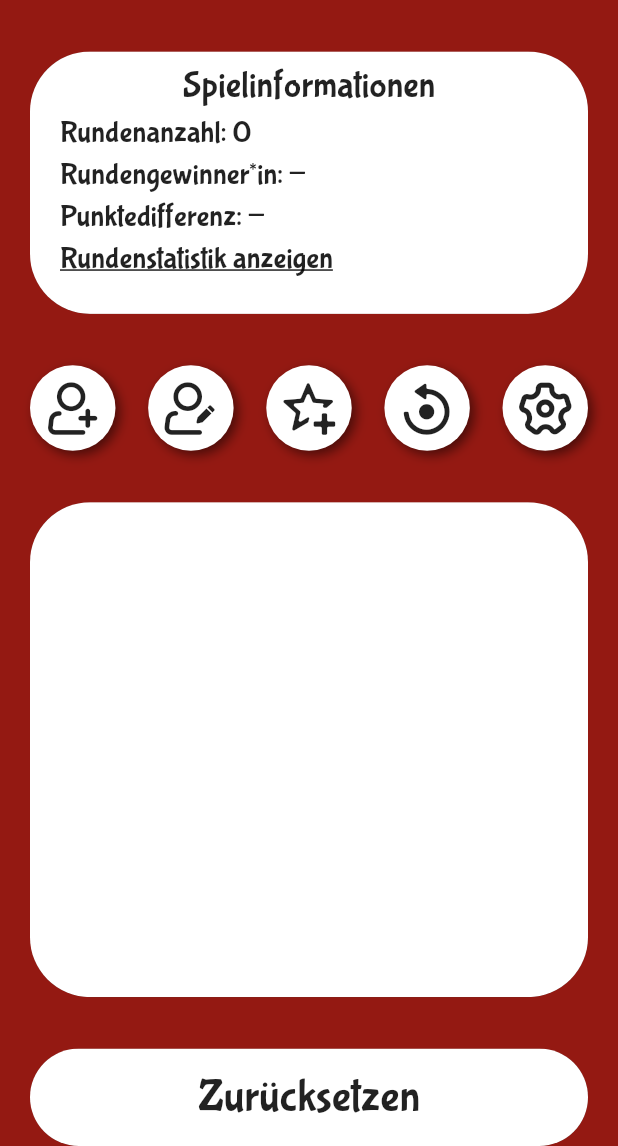
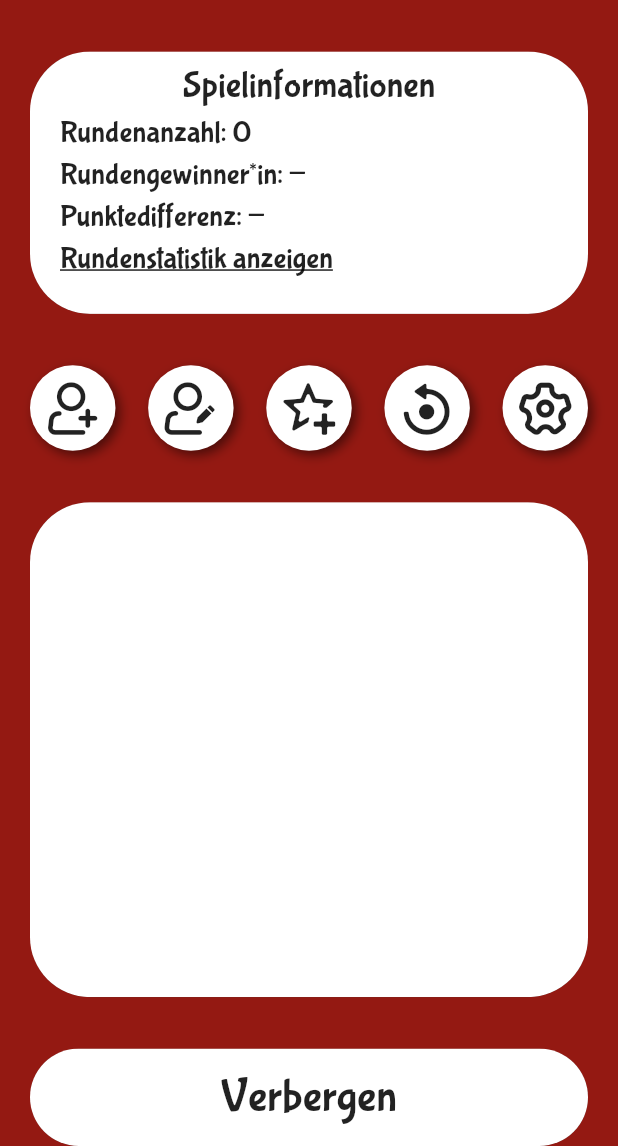
Before and after one commit to jonathanwtk/Ligretto-Counter, a Flutter app: the screen it shows after launch, after a tap on "Auswerten", on a phone screen of 412 x 824 dp, the part 90-1236 px from its top. Run offline on Flutter 3.47's test engine with Material 2 defaults, Android fonts, the phone set to English and light mode, and no system bars; our stand-ins replace sqflite; accounts and stored records are empty.

Commit message:
Verbergen statt zurücksetzen

```diff
--- a/lib/screens/home_screen.dart
+++ b/lib/screens/home_screen.dart
@@ -79,13 +79,8 @@ class _HomeScreenState extends State<HomeScreen> {
                     showPoints: evaluated,
                   ),
                   RoundedButton(
-                    text: evaluated ? 'Zurücksetzen' : 'Auswerten',
+                    text: evaluated ? 'Verbergen' : 'Auswerten',
                     onTap: () {
-                      if (evaluated) {
-                        playerData.resetAllPoints();
-                        gameInformationsData.resetGameInformations();
-                      }
-
                       gameInformationsData.setEvaluated = !evaluated;
                     },
                   ),
```
